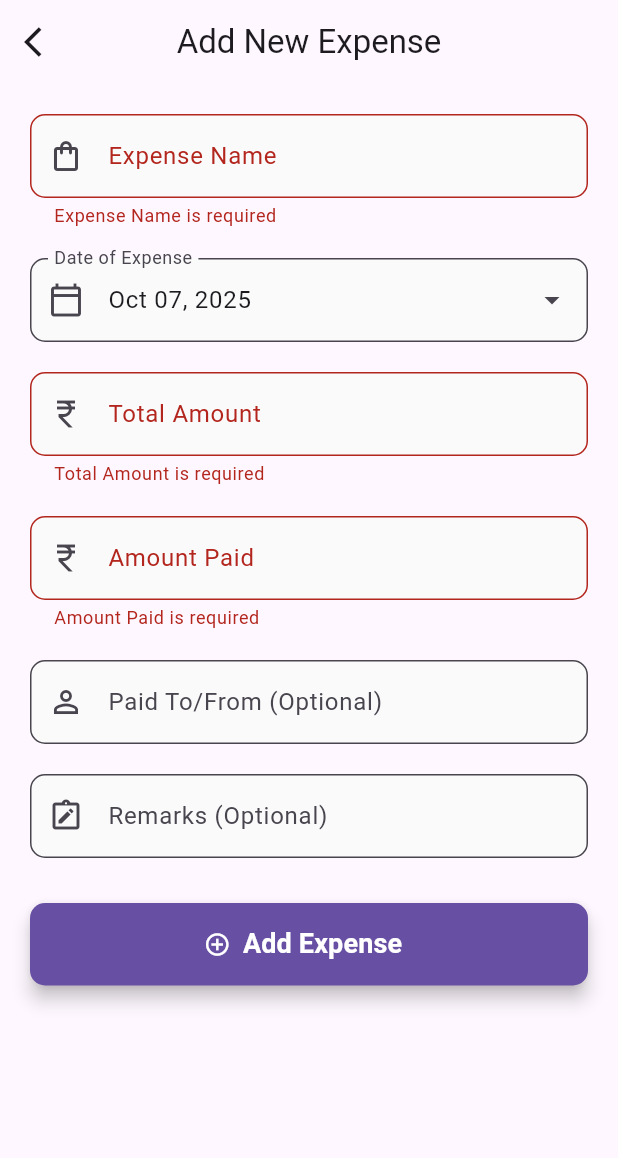
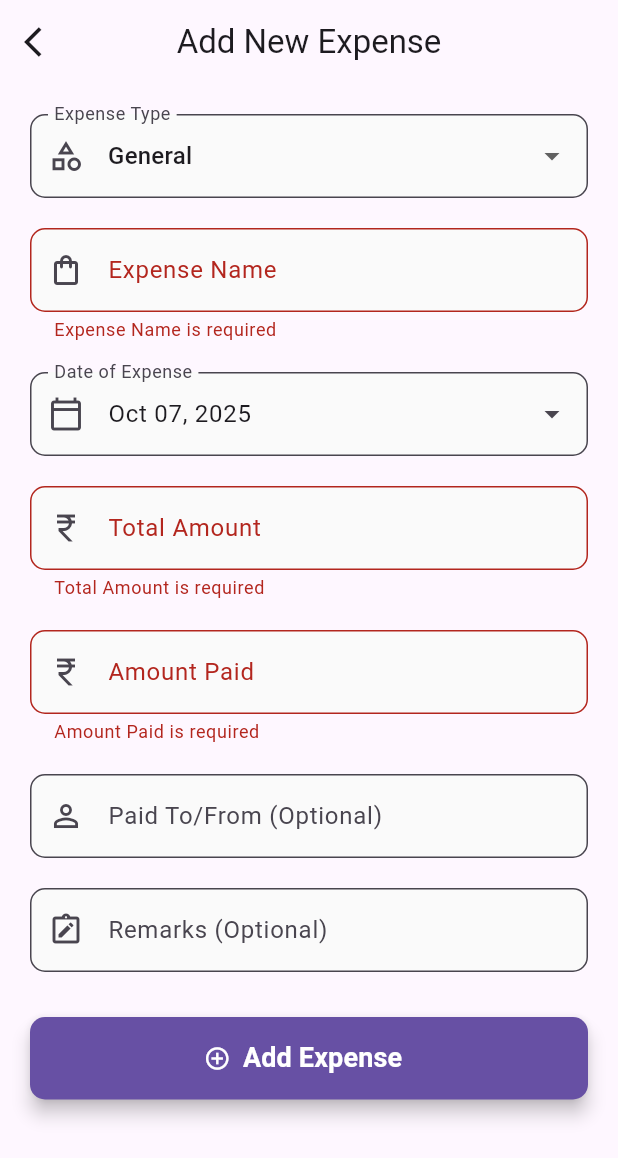
Before and after one commit to antonyleoruban/house-construction-tracker, a Flutter app: the AddExpenseScreen screen opened directly, after a tap on "Add Expense", on a phone screen of 412 x 824 dp. Shown: the top 1158 px of the screen. Run offline on Flutter 3.47's test engine with Material 3 defaults, Android fonts, the phone set to English and light mode, and no system bars; our stand-ins replace cloud_firestore, firebase_auth, firebase_core, firebase_storage, image_picker, open_file; missing offline and left inert: dart:html, excel; accounts and stored records are empty; network calls fail.

Commit message:
feat: Implement expense type and currency formatting
- Add expense type dropdown with general and building options.
- Handle existing expenses without a type as general.
- Implement INR currency formatting for expense amounts.
- Update dashboard to show separate totals for general and building expenses.
- Deploy web app to Firebase Hosting.

```diff
--- a/lib/providers/app_provider.dart
+++ b/lib/providers/app_provider.dart
@@ -8,18 +8,30 @@ class AppProvider extends ChangeNotifier {
   final FirebaseFirestore firestore = FirebaseFirestore.instance;
   final FirebaseStorage _storage = FirebaseStorage.instance;
 
-  double totalExpense = 0.0;
+  double totalGeneralExpense = 0.0;
+  double totalBuildExpense = 0.0;
   double totalLoan = 0.0;
 
   Future<void> fetchTotals() async {
     var expensesSnapshot = await firestore.collection('expenses').get();
-    totalExpense = expensesSnapshot.docs.fold(0.0, (total, doc) => total + (doc['totalAmount'] ?? 0));
+    totalGeneralExpense = expensesSnapshot.docs
+        .where((doc) {
+          final data = doc.data();
+          return data['expenseType'] == 'general' || data['expenseType'] == null;
+        })
+        .fold(0.0, (total, doc) => total + (doc['totalAmount'] ?? 0));
+
+    totalBuildExpense = expensesSnapshot.docs
+        .where((doc) => doc.data()['expenseType'] == 'building')
+        .fold(0.0, (total, doc) => total + (doc['totalAmount'] ?? 0));
 
     var loansSnapshot = await firestore.collection('loans').get();
     totalLoan = loansSnapshot.docs.fold(0.0, (total, doc) => total + (doc['loanAmount'] ?? 0));
 
     notifyListeners();
   }
+
+
 
   Future<void> addExpense(Map<String, dynamic> data) async {
     await firestore.collection('expenses').add(data);
@@ -44,15 +56,26 @@ class AppProvider extends ChangeNotifier {
   Future<List<Map<String, dynamic>>> getExpenses({
     bool sortByDate = false,
     bool descending = true,
+    String? expenseType,
   }) async {
     var snapshot = await firestore.collection('expenses').get();
 
     var expenses = snapshot.docs
         .map((doc) => {
-              ...doc.data(),
+              ...doc.data() as Map<String, dynamic>,
               'id': doc.id,
             })
         .toList();
+
+    if (expenseType != null) {
+      expenses = expenses.where((expense) {
+        if (expenseType == 'general') {
+          return expense['expenseType'] == 'general' || expense['expenseType'] == null;
+        } else {
+          return expense['expenseType'] == expenseType;
+        }
+      }).toList();
+    }
 
     if (sortByDate) {
       expenses.sort((a, b) {
--- a/lib/screens/expense/add_expense_screen.dart
+++ b/lib/screens/expense/add_expense_screen.dart
@@ -1,8 +1,36 @@
 import 'package:flutter/material.dart';
+import 'package:flutter/services.dart';
 import 'package:intl/intl.dart';
 import 'package:provider/provider.dart';
 
 import '../../providers/app_provider.dart'; // Ensure this path is correct
+
+class CurrencyInputFormatter extends TextInputFormatter {
+  final NumberFormat format = NumberFormat.currency(
+    locale: 'en_IN',
+    symbol: '₹ ',
+    decimalDigits: 2,
+  );
+
+  @override
+  TextEditingValue formatEditUpdate(
+      TextEditingValue oldValue, TextEditingValue newValue) {
+    String newText = newValue.text.replaceAll(RegExp(r'[^0-9]'), '');
+    if (newText.isEmpty) {
+      return TextEditingValue(
+        text: '',
+        selection: TextSelection.collapsed(offset: 0),
+      );
+    }
+    double value = double.parse(newText) / 100;
+    String formatted = format.format(value);
+
+    return TextEditingValue(
+      text: formatted,
+      selection: TextSelection.collapsed(offset: formatted.length),
+    );
+  }
+}
 
 class AddExpenseScreen extends StatefulWidget {
   final Map<String, dynamic>? expenseToEdit;
@@ -20,6 +48,7 @@ class _AddExpenseScreenState extends State<AddExpenseScreen> {
   final TextEditingController _givenAmountController = TextEditingController();
   final TextEditingController _personController = TextEditingController();
   final TextEditingController _remarksController = TextEditingController();
+  String? _selectedExpenseType;
 
   // 1. Declare FocusNodes for relevant TextFormFields
   late FocusNode _remarksFocusNode;
@@ -43,10 +72,15 @@ class _AddExpenseScreenState extends State<AddExpenseScreen> {
     if (_isEditing) {
       final expense = widget.expenseToEdit!;
       _nameController.text = expense['expenseName'] ?? '';
-      _totalAmountController.text = expense['totalAmount']?.toStringAsFixed(2) ?? '';
-      _givenAmountController.text = expense['givenAmount']?.toStringAsFixed(2) ?? '';
+      _totalAmountController.text = expense['totalAmount'] != null
+          ? CurrencyInputFormatter().format.format(expense['totalAmount'])
+          : '';
+      _givenAmountController.text = expense['givenAmount'] != null
+          ? CurrencyInputFormatter().format.format(expense['givenAmount'])
+          : '';
       _personController.text = expense['personName'] ?? '';
       _remarksController.text = expense['remarks'] ?? '';
+      _selectedExpenseType = expense['expenseType'] as String? ?? 'general';
 
       if (expense['date'] != null) {
         // Ensure consistent parsing of ISO 8601 string
@@ -56,6 +90,7 @@ class _AddExpenseScreenState extends State<AddExpenseScreen> {
       }
     } else {
       _selectedDate = DateTime.now();
+      _selectedExpenseType = 'general';
     }
   }
 
@@ -111,8 +146,11 @@ class _AddExpenseScreenState extends State<AddExpenseScreen> {
     FocusScope.of(context).unfocus(); // Dismisses whichever keyboard is open
 
     if (_formKey.currentState!.validate()) {
-      double total = double.tryParse(_totalAmountController.text) ?? 0.0;
-      double given = double.tryParse(_givenAmountController.text) ?? 0.0;
+      String totalAmountString = _totalAmountController.text.replaceAll(RegExp(r'[^0-9]'), '');
+      String givenAmountString = _givenAmountController.text.replaceAll(RegExp(r'[^0-9]'), '');
+
+      double total = (double.tryParse(totalAmountString) ?? 0.0) / 100;
+      double given = (double.tryParse(givenAmountString) ?? 0.0) / 100;
 
       if (total <= 0) {
         _showSnackBar('Total Amount must be greater than zero.');
@@ -131,6 +169,7 @@ class _AddExpenseScreenState extends State<AddExpenseScreen> {
         'givenAmount': given,
         'balanceAmount': total - given,
         'personName': _personController.text.trim(),
+        'expenseType': _selectedExpenseType,
         'remarks': _remarksController.text.trim(),
       };
 
@@ -176,6 +215,38 @@ class _AddExpenseScreenState extends State<AddExpenseScreen> {
             child: Column(
               crossAxisAlignment: CrossAxisAlignment.start,
               children: [
+                // Expense Type Dropdown
+                DropdownButtonFormField<String>(
+                  value: _selectedExpenseType,
+                  decoration: InputDecoration(
+                    labelText: 'Expense Type',
+                    border: OutlineInputBorder(
+                      borderRadius: BorderRadius.circular(10),
+                    ),
+                    prefixIcon: const Icon(Icons.category_outlined),
+                    filled: true,
+                    fillColor: Colors.grey[50],
+                  ),
+                  items: ['general', 'building']
+                      .map((type) => DropdownMenuItem(
+                            value: type,
+                            child: Text(type[0].toUpperCase() + type.substring(1)),
+                          ))
+                      .toList(),
+                  onChanged: (value) {
+                    setState(() {
+                      _selectedExpenseType = value;
+                    });
+                  },
+                  validator: (value) {
+                    if (value == null || value.isEmpty) {
+                      return 'Please select an expense type';
+                    }
+                    return null;
+                  },
+                ),
+                const SizedBox(height: 20),
+
                 // Expense Name
                 TextFormField(
                   controller: _nameController,
@@ -250,7 +321,11 @@ class _AddExpenseScreenState extends State<AddExpenseScreen> {
                     filled: true,
                     fillColor: Colors.grey[50],
                   ),
-                  keyboardType: const TextInputType.numberWithOptions(decimal: true),
+                  keyboardType: TextInputType.number,
+                  inputFormatters: <TextInputFormatter>[
+                    FilteringTextInputFormatter.digitsOnly,
+                    CurrencyInputFormatter(),
+                  ],
                   validator: (v) {
                     if (v == null || v.trim().isEmpty) {
                       return 'Total Amount is required';
@@ -284,7 +359,11 @@ class _AddExpenseScreenState extends State<AddExpenseScreen> {
                     filled: true,
                     fillColor: Colors.grey[50],
                   ),
-                  keyboardType: const TextInputType.numberWithOptions(decimal: true),
+                  keyboardType: TextInputType.number,
+                  inputFormatters: <TextInputFormatter>[
+                    FilteringTextInputFormatter.digitsOnly,
+                    CurrencyInputFormatter(),
+                  ],
                   validator: (v) {
                     if (v == null || v.trim().isEmpty) {
                       return 'Amount Paid is required';
--- a/lib/screens/login_screen.dart
+++ b/lib/screens/login_screen.dart
@@ -18,8 +18,8 @@ class _LoginScreenState extends State<LoginScreen> {
   @override
   void initState() {
     super.initState();
-     // usernameController.text = 'rubanyazh';
-     // passwordController.text = 'johan';
+     usernameController.text = 'rubanyazh';
+     passwordController.text = 'johan';
   }
 
   Future<void> _login() async {
```
Also changed, not shown: lib/screens/dashboard_screen.dart (+25 -4 lines), lib/screens/expense/expense_screen.dart (+22 -5 lines), 1 other file.
